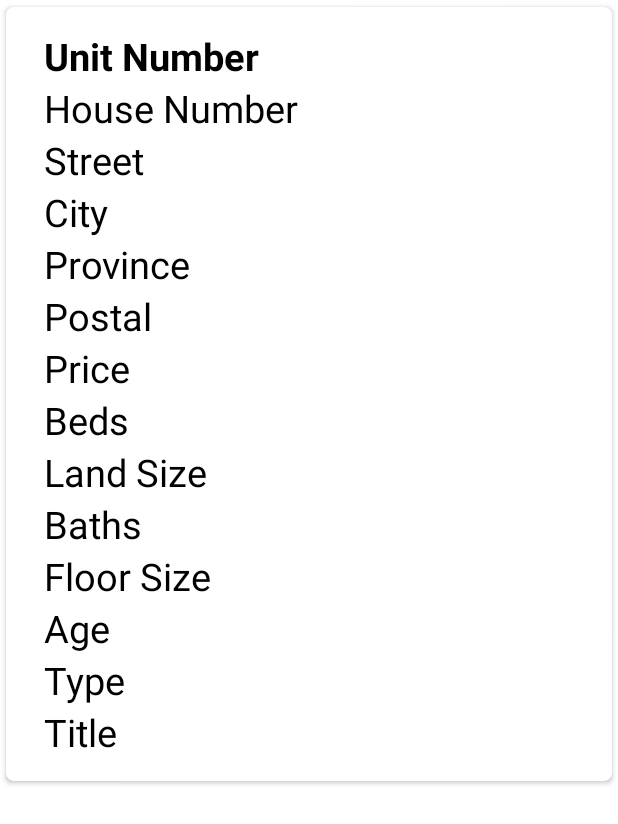
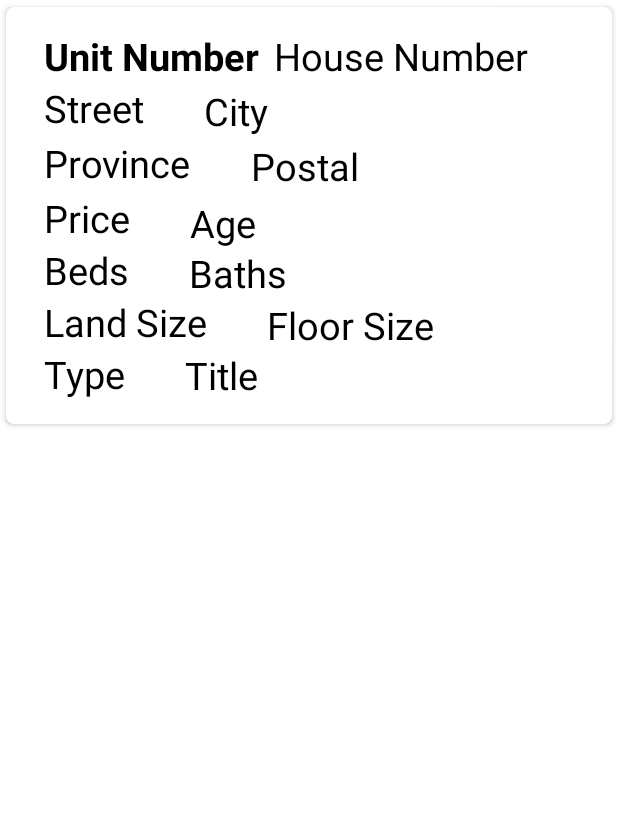
Before and after one commit to Baljeet1506/4290, an Android app: the layout listings_list_item.xml on its own in the app's theme, with its tools: preview values and no code run, on a phone screen of 412 x 824 dp. Shown: the top 824 px of the screen. Run offline under Robolectric (Android 15) with nearby library versions, the phone set to English and light mode, and no system bars.

Commit message:
Minor cardview UI changes

```diff
--- a/app/src/main/res/layout/activity_realtor_my_listings.xml
+++ b/app/src/main/res/layout/activity_realtor_my_listings.xml
@@ -155,8 +155,8 @@
 
     <androidx.recyclerview.widget.RecyclerView
         android:id="@+id/recview"
-        android:layout_width="409dp"
-        android:layout_height="474dp"
+        android:layout_width="412dp"
+        android:layout_height="590dp"
         app:layout_constraintBottom_toTopOf="@+id/navigation"
         app:layout_constraintEnd_toEndOf="parent"
         app:layout_constraintStart_toStartOf="parent"
--- a/app/src/main/res/layout/listings_list_item.xml
+++ b/app/src/main/res/layout/listings_list_item.xml
@@ -14,7 +14,7 @@
 
         <TextView
             android:id="@+id/uNum_Text"
-            android:layout_width="match_parent"
+            android:layout_width="wrap_content"
             android:layout_height="wrap_content"
             android:layout_marginLeft="10dp"
             android:text="Unit Number"
@@ -24,9 +24,9 @@
 
         <TextView
             android:id="@+id/houseNum_Text"
-            android:layout_width="match_parent"
+            android:layout_width="wrap_content"
             android:layout_height="wrap_content"
-            android:layout_below="@id/uNum_Text"
+            android:layout_toEndOf="@id/uNum_Text"
             android:layout_marginLeft="10dp"
             android:text="House Number"
             android:textColor="#000"
@@ -35,7 +35,7 @@
 
         <TextView
             android:id="@+id/street_Text"
-            android:layout_width="match_parent"
+            android:layout_width="wrap_content"
             android:layout_height="wrap_content"
             android:layout_below="@id/houseNum_Text"
             android:layout_marginLeft="10dp"
@@ -45,17 +45,19 @@
 
         <TextView
             android:id="@+id/city_Text"
-            android:layout_width="match_parent"
+            android:layout_width="wrap_content"
             android:layout_height="wrap_content"
-            android:layout_below="@id/street_Text"
-            android:layout_marginLeft="10dp"
+            android:layout_below="@id/houseNum_Text"
+            android:layout_marginLeft="40dp"
+            android:layout_marginTop="2dp"
+            android:layout_toRightOf="@id/street_Text"
             android:text="City"
             android:textColor="#000"
             android:textSize="25sp" />
 
         <TextView
             android:id="@+id/province_Text"
-            android:layout_width="match_parent"
+            android:layout_width="wrap_content"
             android:layout_height="wrap_content"
             android:layout_below="@id/city_Text"
             android:layout_marginLeft="10dp"
@@ -65,17 +67,19 @@
 
         <TextView
             android:id="@+id/postal_Text"
-            android:layout_width="match_parent"
+            android:layout_width="wrap_content"
             android:layout_height="wrap_content"
-            android:layout_below="@id/province_Text"
-            android:layout_marginLeft="10dp"
+            android:layout_below="@id/city_Text"
+            android:layout_marginLeft="40dp"
+            android:layout_marginTop="2dp"
+            android:layout_toRightOf="@id/province_Text"
             android:text="Postal"
             android:textColor="#000"
             android:textSize="25sp" />
 
         <TextView
             android:id="@+id/price_Text"
-            android:layout_width="match_parent"
+            android:layout_width="wrap_content"
             android:layout_height="wrap_content"
             android:layout_below="@id/postal_Text"
             android:layout_marginLeft="10dp"
@@ -84,8 +88,20 @@
             android:textSize="25sp" />
 
         <TextView
+            android:id="@+id/age_Text"
+            android:layout_width="wrap_content"
+            android:layout_height="wrap_content"
+            android:layout_below="@id/postal_Text"
+            android:layout_marginLeft="40dp"
+            android:layout_marginTop="3dp"
+            android:layout_toRightOf="@id/price_Text"
+            android:text="Age"
+            android:textColor="#000"
+            android:textSize="25sp" />
+
+        <TextView
             android:id="@+id/beds_Text"
-            android:layout_width="match_parent"
+            android:layout_width="wrap_content"
             android:layout_height="wrap_content"
             android:layout_below="@id/price_Text"
             android:layout_marginLeft="10dp"
@@ -94,8 +110,20 @@
             android:textSize="25sp" />
 
         <TextView
+            android:id="@+id/baths_Text"
+            android:layout_width="wrap_content"
+            android:layout_height="wrap_content"
+            android:layout_below="@id/age_Text"
+            android:layout_marginLeft="40dp"
+            android:layout_marginTop="-1dp"
+            android:layout_toRightOf="@id/beds_Text"
+            android:text="Baths"
+            android:textColor="#000"
+            android:textSize="25sp" />
+
+        <TextView
             android:id="@+id/land_Text"
-            android:layout_width="match_parent"
+            android:layout_width="wrap_content"
             android:layout_height="wrap_content"
             android:layout_below="@id/beds_Text"
             android:layout_marginLeft="10dp"
@@ -103,41 +131,24 @@
             android:textColor="#000"
             android:textSize="25sp" />
 
-        <TextView
-            android:id="@+id/baths_Text"
-            android:layout_width="match_parent"
-            android:layout_height="wrap_content"
-            android:layout_below="@id/land_Text"
-            android:layout_marginLeft="10dp"
-            android:text="Baths"
-            android:textColor="#000"
-            android:textSize="25sp" />
 
         <TextView
             android:id="@+id/floor_Text"
-            android:layout_width="match_parent"
+            android:layout_width="wrap_content"
             android:layout_height="wrap_content"
             android:layout_below="@id/baths_Text"
-            android:layout_marginLeft="10dp"
+            android:layout_marginLeft="40dp"
+            android:layout_marginTop="0dp"
+            android:layout_toRightOf="@id/land_Text"
             android:text="Floor Size"
             android:textColor="#000"
             android:textSize="25sp" />
 
         <TextView
-            android:id="@+id/age_Text"
-            android:layout_width="match_parent"
+            android:id="@+id/type_Text"
+            android:layout_width="wrap_content"
             android:layout_height="wrap_content"
-            android:layout_below="@id/floor_Text"
-            android:layout_marginLeft="10dp"
-            android:text="Age"
-            android:textColor="#000"
-            android:textSize="25sp" />
-
-        <TextView
-            android:id="@+id/type_Text"
-            android:layout_width="match_parent"
-            android:layout_height="wrap_content"
-            android:layout_below="@id/age_Text"
+            android:layout_below="@id/land_Text"
             android:layout_marginLeft="10dp"
             android:text="Type"
             android:textColor="#000"
@@ -145,10 +156,12 @@
 
         <TextView
             android:id="@+id/title_Text"
-            android:layout_width="match_parent"
+            android:layout_width="wrap_content"
             android:layout_height="wrap_content"
-            android:layout_below="@id/type_Text"
-            android:layout_marginLeft="10dp"
+            android:layout_below="@id/floor_Text"
+            android:layout_marginLeft="40dp"
+            android:layout_marginTop="-1dp"
+            android:layout_toRightOf="@id/type_Text"
             android:text="Title"
             android:textColor="#000"
             android:textSize="25sp" />
```
